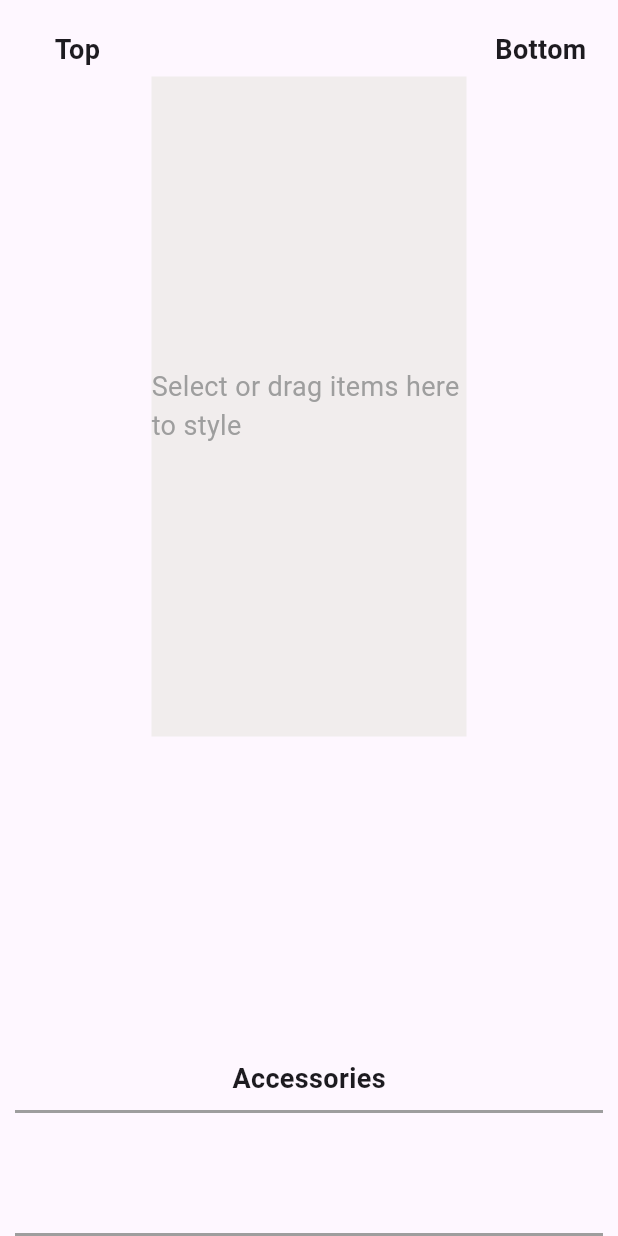
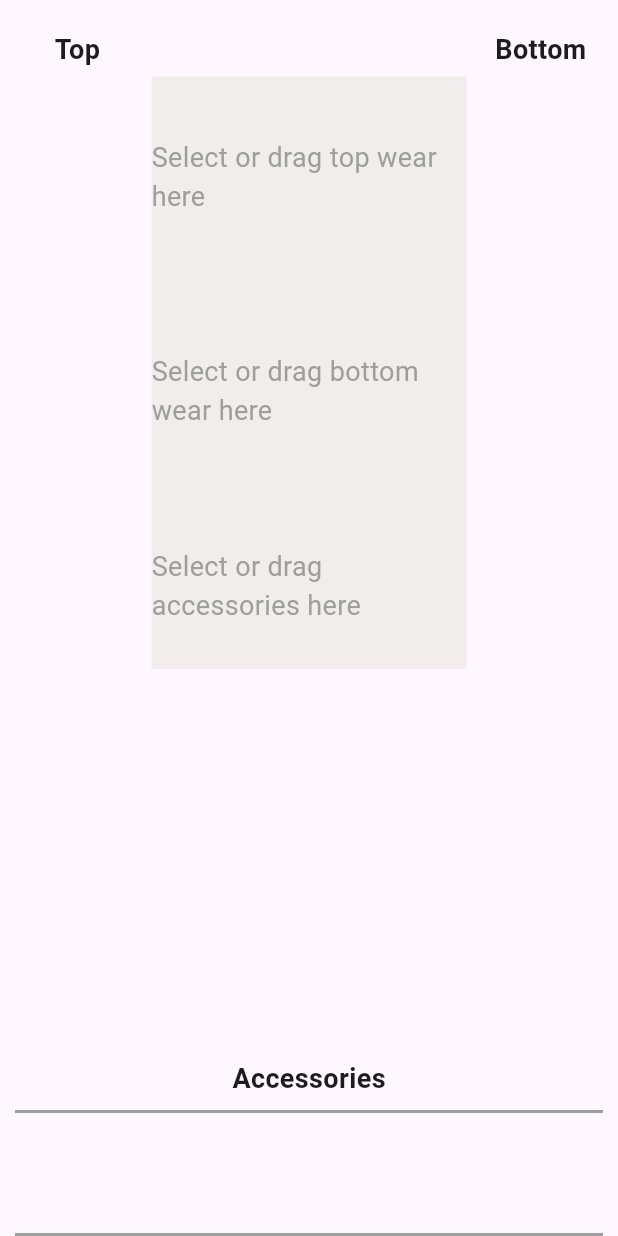
Before and after one commit to angat-yogi/cinduhrella, a Flutter app: the StylePage screen opened directly, on a phone screen of 412 x 824 dp. Run offline on Flutter 3.47's test engine with Material 3 defaults, Android fonts, the phone set to English and light mode, and no system bars; our stand-ins replace cloud_firestore, delightful_toast, firebase_auth, firebase_core, firebase_storage, flutter_dotenv and 5 more; accounts and stored records are empty; statements that could not run were skipped.

Commit message:
made accessories draggable and top and bottom align

```diff
--- /dev/null
+++ b/lib/widgets/accessories.dart
@@ -0,0 +1,93 @@
+import 'package:flutter/material.dart';
+import 'package:cinduhrella/models/cloth.dart';
+
+class AccessoriesWidget extends StatefulWidget {
+  final List<Cloth> selectedItems;
+  final Function(Cloth) onRemoveItem;
+
+  const AccessoriesWidget({
+    super.key,
+    required this.selectedItems,
+    required this.onRemoveItem,
+  });
+
+  @override
+  _AccessoriesWidgetState createState() => _AccessoriesWidgetState();
+}
+
+class _AccessoriesWidgetState extends State<AccessoriesWidget> {
+  // To track the position of each accessory
+  Map<int, Offset> positions = {};
+
+  @override
+  Widget build(BuildContext context) {
+    return Center(
+      child: DragTarget<Cloth>(
+        builder: (context, candidateData, rejectedData) {
+          return Container(
+            width: 210,
+            height: 110,
+            color: const Color.fromARGB(255, 241, 237, 237),
+            child: widget.selectedItems.isNotEmpty
+                ? Stack(
+                    alignment: Alignment.center,
+                    children: widget.selectedItems.map((cloth) {
+                      int index = widget.selectedItems.indexOf(cloth);
+                      return Positioned(
+                        top: positions[index]?.dy ?? 0,
+                        left: positions[index]?.dx ?? 0,
+                        child: Draggable<Cloth>(
+                          data: cloth,
+                          feedback: Opacity(
+                            opacity: 0.5,
+                            child: Image.network(
+                              cloth.imageUrl ?? '',
+                              width: 100,
+                              height: 100,
+                              fit: BoxFit.contain,
+                            ),
+                          ),
+                          childWhenDragging: Container(), // Hide original when dragging
+                          onDragEnd: (details) {
+                            setState(() {
+                              // Calculate the position relative to the widget
+                              RenderBox renderBox = context.findRenderObject() as RenderBox;
+                              Offset localPosition = renderBox.globalToLocal(details.offset);
+
+                              // Determine the new position while ensuring the image stays within bounds
+                              double newX = localPosition.dx - 50; // Center image based on its width
+                              double newY = localPosition.dy - 50; // Center image based on its height
+
+                              // Constraints to keep the image fully visible within the widget
+                              newX = newX.clamp(0.0, 210.0 - 100.0); // Ensure the image fits within the width
+                              newY = newY.clamp(0.0, 110.0 - 100.0); // Ensure the image fits within the height
+
+                              // Update the position where the accessory was dropped
+                              positions[index] = Offset(newX, newY);
+                            });
+                          },
+                          child: GestureDetector(
+                            onDoubleTap: () => widget.onRemoveItem(cloth),
+                            child: Image.network(
+                                cloth.imageUrl ?? '',
+                                width: 100,
+                                height: 100,
+                                fit: BoxFit.contain,
+                              ),
+                          ),
+                        ),
+                      );
+                    }).toList(),
+                  )
+                : const Center(
+                    child: Text(
+                      'Select or drag accessories here',
+                      style: TextStyle(fontSize: 18, color: Colors.grey),
+                    ),
+                  ),
+          );
+        },
+      ),
+    );
+  }
+}
--- /dev/null
+++ b/lib/widgets/botttom_wear.dart
@@ -0,0 +1,63 @@
+import 'package:flutter/material.dart';
+import 'package:cinduhrella/models/cloth.dart';
+
+class BottomWearWidget extends StatelessWidget {
+  final List<Cloth> selectedItems;
+  final Function(Cloth) onRemoveItem;
+
+  const BottomWearWidget({
+    super.key,
+    required this.selectedItems,
+    required this.onRemoveItem,
+  });
+
+  @override
+  Widget build(BuildContext context) {
+    // Determine the width and height based on selected items
+    final itemCount = selectedItems.length;
+    const itemWidth = 150.0; // Width of each item
+    const  itemHeight = 150.0; // Height of each item
+
+    // Calculate total width needed for the items
+    final totalWidth = itemCount > 0 ? itemCount * itemWidth : 210.0;
+    const containerHeight = itemHeight; // Set container height to item height
+
+    return Center(
+      child: DragTarget<Cloth>(
+        builder: (context, candidateData, rejectedData) {
+          return Container(
+            width: totalWidth < 210 ? 210 : totalWidth, // Ensure a minimum width
+            height: containerHeight,
+            color: const Color.fromARGB(255, 241, 237, 237),
+            child: selectedItems.isNotEmpty
+                ? Stack(
+                    alignment: Alignment.center,
+                    children: selectedItems.map((cloth) {
+                      return Positioned(
+                        top: 0,
+                        left: (selectedItems.indexOf(cloth) * itemWidth) -
+                            (totalWidth / 2 - itemWidth / 1.5),
+                        child: GestureDetector(
+                          onDoubleTap: () => onRemoveItem(cloth),
+                          child: Image.network(
+                            cloth.imageUrl ?? '',
+                            width: itemWidth,
+                            height: itemHeight,
+                            fit: BoxFit.cover,
+                          ),
+                        ),
+                      );
+                    }).toList(),
+                  )
+                : const Center(
+                    child: Text(
+                      'Select or drag bottom wear here',
+                      style: TextStyle(fontSize: 18, color: Colors.grey),
+                    ),
+                  ),
+          );
+        },
+      ),
+    );
+  }
+}
--- a/lib/widgets/playground.dart
+++ b/lib/widgets/playground.dart
@@ -1,5 +1,8 @@
 import 'package:flutter/material.dart';
 import 'package:cinduhrella/models/cloth.dart';
+import 'package:cinduhrella/widgets/accessories.dart';
+import 'package:cinduhrella/widgets/botttom_wear.dart';
+import 'package:cinduhrella/widgets/top_wear.dart';
 
 class PlaygroundWidget extends StatelessWidget {
   final List<Cloth> selectedItems;
@@ -13,48 +16,47 @@ class PlaygroundWidget extends StatelessWidget {
     required this.onRemoveItem,
   });
 
+  List<Cloth> _getSelectedTop() {
+    return selectedItems.where((cloth) => cloth.type == 'Top').toList();
+  }
+
+  List<Cloth> _getSelectedBottom() {
+    return selectedItems.where((cloth) => cloth.type == 'Bottom').toList();
+  }
+
+  List<Cloth> _getSelectedAccessory() {
+    return selectedItems.where((cloth) => cloth.type == 'Accessories').toList();
+  }
+
   @override
   Widget build(BuildContext context) {
-    return Column(
+    return Stack(
       children: [
-        const SizedBox(height: 1), // Add space at the top
-        Center(
-          child: DragTarget<Cloth>(
-            builder: (context, candidateData, rejectedData) {
-              return Container(
-                width: 210,
-                height: 440,
-                color: const Color.fromARGB(255, 241, 237, 237),
-                child: selectedItems.isNotEmpty
-                    ? Stack(
-                        alignment: Alignment.center,
-                        children: selectedItems.map((cloth) {
-                          return Positioned(
-                            top: 10,
-                            left: selectedItems.indexOf(cloth) * 60.0 -
-                                (selectedItems.length - 1) * 30.0,
-                            child: GestureDetector(
-                              onDoubleTap: () => onRemoveItem(cloth),
-                              child: Image.network(
-                                cloth.imageUrl ?? '',
-                                width: 200,
-                                height: 200,
-                              ),
-                            ),
-                          );
-                        }).toList(),
-                      )
-                    : const Center(
-                        child: Text(
-                          'Select or drag items here to style',
-                          style: TextStyle(fontSize: 18, color: Colors.grey),
-                        ),
-                      ),
-              );
-            },
+        Column(
+          children: [
+            const SizedBox(height: 1),
+            TopWearWidget(
+              selectedItems: _getSelectedTop(),
+              onRemoveItem: onRemoveItem,
+            ),
+            BottomWearWidget(
+              selectedItems: _getSelectedBottom(),
+              onRemoveItem: onRemoveItem,
+            ),
+            AccessoriesWidget(
+            selectedItems: _getSelectedAccessory(),
+            onRemoveItem: onRemoveItem,
           ),
+          ],
         ),
-        //const SizedBox(height: 20), // Spacer to ensure layout stability
+        // Positioned(
+        //   right: 0,
+        //   top: 0,
+        //   child: AccessoriesWidget(
+        //     selectedItems: _getSelectedAccessory(),
+        //     onRemoveItem: onRemoveItem,
+        //   ),
+        // ),
       ],
     );
   }
--- /dev/null
+++ b/lib/widgets/top_wear.dart
@@ -0,0 +1,62 @@
+import 'package:flutter/material.dart';
+import 'package:cinduhrella/models/cloth.dart';
+
+class TopWearWidget extends StatelessWidget {
+  final List<Cloth> selectedItems;
+  final Function(Cloth) onRemoveItem;
+
+  const TopWearWidget({
+    super.key,
+    required this.selectedItems,
+    required this.onRemoveItem,
+  });
+
+  @override
+  Widget build(BuildContext context) {
+    final itemCount = selectedItems.length;
+    const itemWidth = 150.0; // Width of each item
+    const itemHeight = 150.0; // Height of each item
+
+    // Calculate total width needed for the items
+    final totalWidth = itemCount > 0 ? itemCount * itemWidth : 210.0;
+    const containerHeight = itemHeight*0.9; // Set container height to item height
+
+    return Center(
+      child: DragTarget<Cloth>(
+        builder: (context, candidateData, rejectedData) {
+          return Container(
+            width: totalWidth < 210 ? 210 : totalWidth, // Ensure a minimum width
+            height: containerHeight,
+            color: const Color.fromARGB(255, 241, 237, 237),
+            child: selectedItems.isNotEmpty
+                ? Stack(
+                    alignment: Alignment.center,
+                    children: selectedItems.map((cloth) {
+                      return Positioned(
+                        top: 0,
+                        left: (selectedItems.indexOf(cloth) * itemWidth) -
+                            (totalWidth / 2 - itemWidth /1.5),
+                        child: GestureDetector(
+                          onDoubleTap: () => onRemoveItem(cloth),
+                          child: Image.network(
+                            cloth.imageUrl ?? '',
+                            width: itemWidth,
+                            height: itemHeight,
+                            fit: BoxFit.contain,
+                          ),
+                        ),
+                      );
+                    }).toList(),
+                  )
+                : const Center(
+                    child: Text(
+                      'Select or drag top wear here',
+                      style: TextStyle(fontSize: 18, color: Colors.grey),
+                    ),
+                  ),
+          );
+        },
+      ),
+    );
+  }
+}
```
